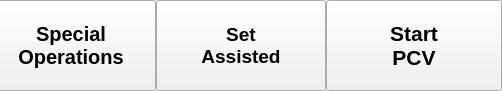
Above: gui/menu/menu.ui from MariuszSuchenek/MVM_GUI_test2 before the change; both pictures show x 298 to 800 and y 0 to 91 of the 800 by 91 pixel window. Below: the same form after it.
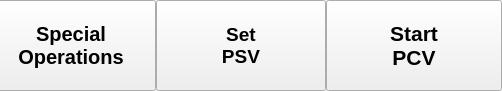
That is the form after the change.

Commit message: Assisted replaced by PSV everywhere

Diff of the .ui file:
```diff
--- a/gui/menu/menu.ui
+++ b/gui/menu/menu.ui
@@ -552,7 +552,7 @@
      </property>
      <property name="text">
       <string>Set
-Assisted</string>
+PSV</string>
      </property>
     </widget>
    </item>
```
The commit also changes 2 other files.
